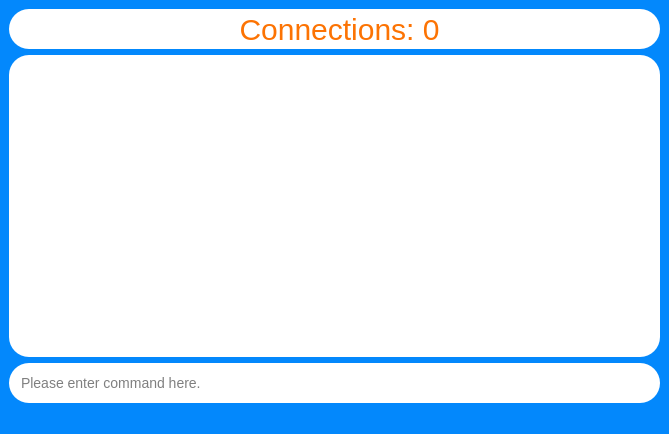
Qt form Server-Side/Ui/server_side.ui (atlas-aerospace-yt/LabManagementSystem) before a commit.
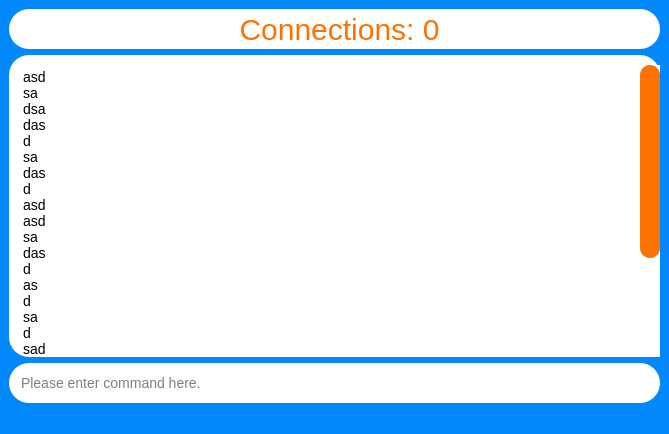
The same form after that commit.

What changed in the file:
```diff
--- a/Server-Side/Ui/server_side.ui
+++ b/Server-Side/Ui/server_side.ui
@@ -63,11 +63,11 @@
 }
 QScrollBar::add-page, QScrollBar::sub-page 
 {
-	background-color: #ffffff;
+	background: #ffffff;
 }
 QScrollBar::add-line, QScrollBar::sub-line 
 {
-	background-color: #ffffff;
+	background: #ffffff;
 }
 QScrollBar::handle
 {
@@ -102,7 +102,33 @@
 &lt;html&gt;&lt;head&gt;&lt;meta name=&quot;qrichtext&quot; content=&quot;1&quot; /&gt;&lt;style type=&quot;text/css&quot;&gt;
 p, li { white-space: pre-wrap; }
 &lt;/style&gt;&lt;/head&gt;&lt;body style=&quot; font-family:'Roboto'; font-size:14px; font-weight:400; font-style:normal;&quot;&gt;
-&lt;p style=&quot;-qt-paragraph-type:empty; margin-top:0px; margin-bottom:0px; margin-left:0px; margin-right:0px; -qt-block-indent:0; text-indent:0px;&quot;&gt;&lt;br /&gt;&lt;/p&gt;&lt;/body&gt;&lt;/html&gt;</string>
+&lt;p style=&quot; margin-top:0px; margin-bottom:0px; margin-left:0px; margin-right:0px; -qt-block-indent:0; text-indent:0px;&quot;&gt;&lt;span style=&quot; font-size:14px;&quot;&gt;asd&lt;/span&gt;&lt;/p&gt;
+&lt;p style=&quot; margin-top:0px; margin-bottom:0px; margin-left:0px; margin-right:0px; -qt-block-indent:0; text-indent:0px;&quot;&gt;&lt;span style=&quot; font-size:14px;&quot;&gt;sa&lt;/span&gt;&lt;/p&gt;
+&lt;p style=&quot; margin-top:0px; margin-bottom:0px; margin-left:0px; margin-right:0px; -qt-block-indent:0; text-indent:0px;&quot;&gt;&lt;span style=&quot; font-size:14px;&quot;&gt;dsa&lt;/span&gt;&lt;/p&gt;
+&lt;p style=&quot; margin-top:0px; margin-bottom:0px; margin-left:0px; margin-right:0px; -qt-block-indent:0; text-indent:0px;&quot;&gt;&lt;span style=&quot; font-size:14px;&quot;&gt;das&lt;/span&gt;&lt;/p&gt;
+&lt;p style=&quot; margin-top:0px; margin-bottom:0px; margin-left:0px; margin-right:0px; -qt-block-indent:0; text-indent:0px;&quot;&gt;&lt;span style=&quot; font-size:14px;&quot;&gt;d&lt;/span&gt;&lt;/p&gt;
+&lt;p style=&quot; margin-top:0px; margin-bottom:0px; margin-left:0px; margin-right:0px; -qt-block-indent:0; text-indent:0px;&quot;&gt;&lt;span style=&quot; font-size:14px;&quot;&gt;sa&lt;/span&gt;&lt;/p&gt;
+&lt;p style=&quot; margin-top:0px; margin-bottom:0px; margin-left:0px; margin-right:0px; -qt-block-indent:0; text-indent:0px;&quot;&gt;&lt;span style=&quot; font-size:14px;&quot;&gt;das&lt;/span&gt;&lt;/p&gt;
+&lt;p style=&quot; margin-top:0px; margin-bottom:0px; margin-left:0px; margin-right:0px; -qt-block-indent:0; text-indent:0px;&quot;&gt;&lt;span style=&quot; font-size:14px;&quot;&gt;d&lt;/span&gt;&lt;/p&gt;
+&lt;p style=&quot; margin-top:0px; margin-bottom:0px; margin-left:0px; margin-right:0px; -qt-block-indent:0; text-indent:0px;&quot;&gt;&lt;span style=&quot; font-size:14px;&quot;&gt;asd&lt;/span&gt;&lt;/p&gt;
+&lt;p style=&quot; margin-top:0px; margin-bottom:0px; margin-left:0px; margin-right:0px; -qt-block-indent:0; text-indent:0px;&quot;&gt;&lt;span style=&quot; font-size:14px;&quot;&gt;asd&lt;/span&gt;&lt;/p&gt;
+&lt;p style=&quot; margin-top:0px; margin-bottom:0px; margin-left:0px; margin-right:0px; -qt-block-indent:0; text-indent:0px;&quot;&gt;&lt;span style=&quot; font-size:14px;&quot;&gt;sa&lt;/span&gt;&lt;/p&gt;
+&lt;p style=&quot; margin-top:0px; margin-bottom:0px; margin-left:0px; margin-right:0px; -qt-block-indent:0; text-indent:0px;&quot;&gt;&lt;span style=&quot; font-size:14px;&quot;&gt;das&lt;/span&gt;&lt;/p&gt;
+&lt;p style=&quot; margin-top:0px; margin-bottom:0px; margin-left:0px; margin-right:0px; -qt-block-indent:0; text-indent:0px;&quot;&gt;&lt;span style=&quot; font-size:14px;&quot;&gt;d&lt;/span&gt;&lt;/p&gt;
+&lt;p style=&quot; margin-top:0px; margin-bottom:0px; margin-left:0px; margin-right:0px; -qt-block-indent:0; text-indent:0px;&quot;&gt;&lt;span style=&quot; font-size:14px;&quot;&gt;as&lt;/span&gt;&lt;/p&gt;
+&lt;p style=&quot; margin-top:0px; margin-bottom:0px; margin-left:0px; margin-right:0px; -qt-block-indent:0; text-indent:0px;&quot;&gt;&lt;span style=&quot; font-size:14px;&quot;&gt;d&lt;/span&gt;&lt;/p&gt;
+&lt;p style=&quot; margin-top:0px; margin-bottom:0px; margin-left:0px; margin-right:0px; -qt-block-indent:0; text-indent:0px;&quot;&gt;&lt;span style=&quot; font-size:14px;&quot;&gt;sa&lt;/span&gt;&lt;/p&gt;
+&lt;p style=&quot; margin-top:0px; margin-bottom:0px; margin-left:0px; margin-right:0px; -qt-block-indent:0; text-indent:0px;&quot;&gt;&lt;span style=&quot; font-size:14px;&quot;&gt;d&lt;/span&gt;&lt;/p&gt;
+&lt;p style=&quot; margin-top:0px; margin-bottom:0px; margin-left:0px; margin-right:0px; -qt-block-indent:0; text-indent:0px;&quot;&gt;&lt;span style=&quot; font-size:14px;&quot;&gt;sad&lt;/span&gt;&lt;/p&gt;
+&lt;p style=&quot; margin-top:0px; margin-bottom:0px; margin-left:0px; margin-right:0px; -qt-block-indent:0; text-indent:0px;&quot;&gt;&lt;span style=&quot; font-size:14px;&quot;&gt;sa&lt;/span&gt;&lt;/p&gt;
+&lt;p style=&quot; margin-top:0px; margin-bottom:0px; margin-left:0px; margin-right:0px; -qt-block-indent:0; text-indent:0px;&quot;&gt;&lt;span style=&quot; font-size:14px;&quot;&gt;dsadsa&lt;/span&gt;&lt;/p&gt;
+&lt;p style=&quot; margin-top:0px; margin-bottom:0px; margin-left:0px; margin-right:0px; -qt-block-indent:0; text-indent:0px;&quot;&gt;&lt;span style=&quot; font-size:14px;&quot;&gt;d&lt;/span&gt;&lt;/p&gt;
+&lt;p style=&quot; margin-top:0px; margin-bottom:0px; margin-left:0px; margin-right:0px; -qt-block-indent:0; text-indent:0px;&quot;&gt;&lt;span style=&quot; font-size:14px;&quot;&gt;asd&lt;/span&gt;&lt;/p&gt;
+&lt;p style=&quot; margin-top:0px; margin-bottom:0px; margin-left:0px; margin-right:0px; -qt-block-indent:0; text-indent:0px;&quot;&gt;&lt;span style=&quot; font-size:14px;&quot;&gt;as&lt;/span&gt;&lt;/p&gt;
+&lt;p style=&quot; margin-top:0px; margin-bottom:0px; margin-left:0px; margin-right:0px; -qt-block-indent:0; text-indent:0px;&quot;&gt;&lt;span style=&quot; font-size:14px;&quot;&gt;das&lt;/span&gt;&lt;/p&gt;
+&lt;p style=&quot; margin-top:0px; margin-bottom:0px; margin-left:0px; margin-right:0px; -qt-block-indent:0; text-indent:0px;&quot;&gt;&lt;span style=&quot; font-size:14px;&quot;&gt;d&lt;/span&gt;&lt;/p&gt;
+&lt;p style=&quot; margin-top:0px; margin-bottom:0px; margin-left:0px; margin-right:0px; -qt-block-indent:0; text-indent:0px;&quot;&gt;&lt;span style=&quot; font-size:14px;&quot;&gt;as&lt;/span&gt;&lt;/p&gt;
+&lt;p style=&quot; margin-top:0px; margin-bottom:0px; margin-left:0px; margin-right:0px; -qt-block-indent:0; text-indent:0px;&quot;&gt;&lt;span style=&quot; font-size:14px;&quot;&gt;das&lt;/span&gt;&lt;/p&gt;&lt;/body&gt;&lt;/html&gt;</string>
         </property>
        </widget>
       </item>
```
